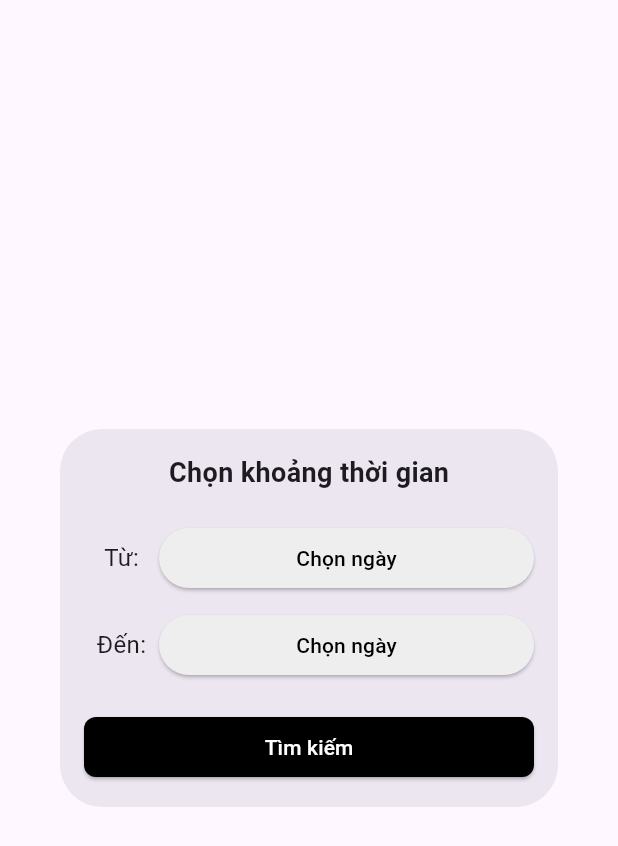
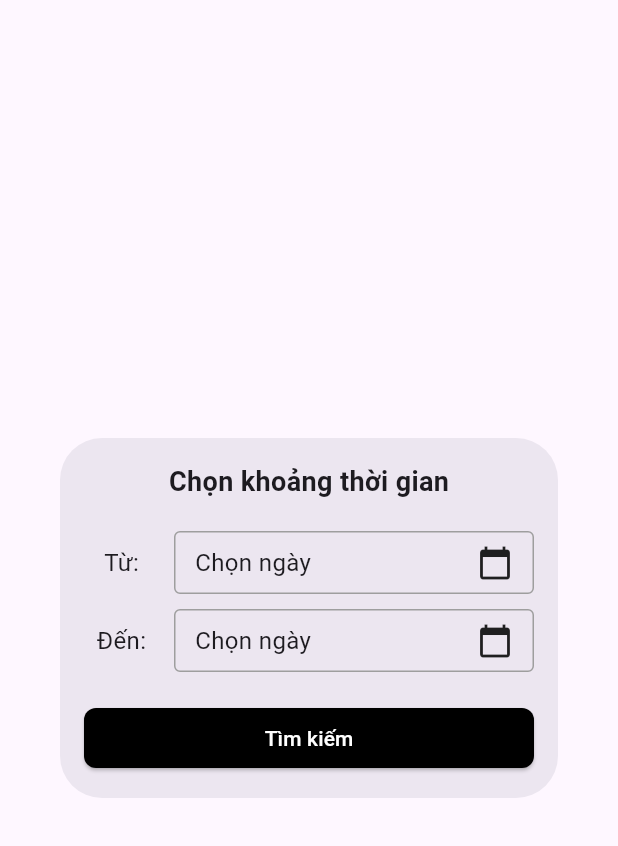
Before and after one commit to NgoPhuocDong/report_app, a Flutter app: the DateRangeSelector widget shown alone on an empty page, opened directly, on a phone screen of 412 x 824 dp. Shown: the top 846 px of the screen. Run offline on Flutter 3.47's test engine with Material 3 defaults, Android fonts, the phone set to English and light mode, and no system bars; our stand-ins replace fl_chart; network calls fail.

Commit message:
sửa bộ lọc cho đồng bộ

```diff
--- a/lib/widgets/date_range_selector.dart
+++ b/lib/widgets/date_range_selector.dart
@@ -62,24 +62,38 @@ class _DateRangeSelectorState extends State<DateRangeSelector> {
           width: 50,
           child: Text(label, style: TextStyle(fontSize: 16)),
         ),
+        SizedBox(width: 10),
         Expanded(
-          child: ElevatedButton(
-            onPressed: () async {
-              DateTime? selected = await showDatePicker(
+          child: InkWell(
+            onTap: () async {
+              final DateTime? picked = await showDatePicker(
                 context: context,
                 initialDate: selectedDate ?? DateTime.now(),
                 firstDate: DateTime(2000),
-                lastDate: DateTime(2101),
+                lastDate: DateTime(2100),
               );
-              if (selected != null && selected != selectedDate) {
-                onDateSelected(selected);
+              if (picked != null) {
+                onDateSelected(picked);
               }
             },
-            child: Text(selectedDate == null
-                ? 'Chọn ngày'
-                : '${selectedDate.day}/${selectedDate.month}/${selectedDate.year}'),
-            style: ElevatedButton.styleFrom(
-              foregroundColor: Colors.black, backgroundColor: Colors.grey[200],
+            child: Container(
+              padding: EdgeInsets.symmetric(vertical: 8, horizontal: 13),
+              decoration: BoxDecoration(
+                border: Border.all(color: Colors.grey),
+                borderRadius: BorderRadius.circular(4),
+              ),
+              child: Row(
+                mainAxisAlignment: MainAxisAlignment.spaceBetween,
+                children: [
+                  Text(
+                    selectedDate != null
+                        ? '${selectedDate.day}/${selectedDate.month}/${selectedDate.year}'
+                        : 'Chọn ngày',
+                    style: TextStyle(fontSize: 16),
+                  ),
+                  Icon(Icons.calendar_today),
+                ],
+              ),
             ),
           ),
         ),
```
